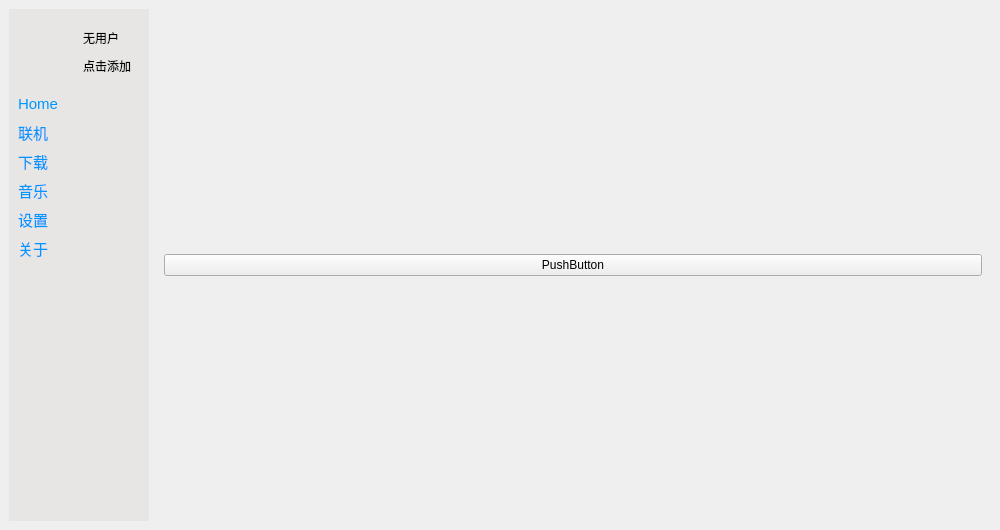
Before: the Qt Designer form UI/MOS_UI.ui in David-xian66/Minecraft-Optimal-Starter_2, drawn with Qt 5.
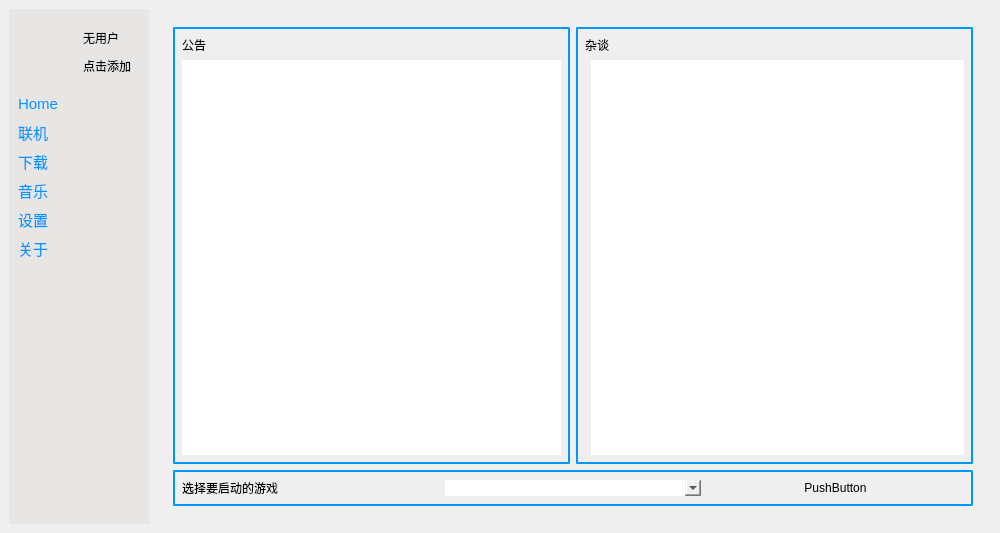
After: the same form once the commit is applied. Icons and pictures are not drawn.

Commit message: 5.31_UI更新

```diff
--- a/UI/MOS_UI.ui
+++ b/UI/MOS_UI.ui
@@ -10,9 +10,15 @@
     <x>0</x>
     <y>0</y>
     <width>1000</width>
-    <height>530</height>
+    <height>533</height>
    </rect>
   </property>
+  <property name="minimumSize">
+   <size>
+    <width>1000</width>
+    <height>533</height>
+   </size>
+  </property>
   <property name="windowTitle">
    <string>MainWindow</string>
   </property>
@@ -23,10 +29,125 @@
       <widget class="QWidget" name="page">
        <layout class="QGridLayout" name="gridLayout_2">
         <item row="0" column="0">
-         <widget class="QPushButton" name="pushButton">
-          <property name="text">
-           <string>PushButton</string>
+         <widget class="QScrollArea" name="scrollArea">
+          <property name="sizePolicy">
+           <sizepolicy hsizetype="Expanding" vsizetype="Expanding">
+            <horstretch>0</horstretch>
+            <verstretch>1</verstretch>
+           </sizepolicy>
           </property>
+          <property name="minimumSize">
+           <size>
+            <width>790</width>
+            <height>0</height>
+           </size>
+          </property>
+          <property name="styleSheet">
+           <string notr="true">border-style:none;</string>
+          </property>
+          <property name="widgetResizable">
+           <bool>true</bool>
+          </property>
+          <widget class="QWidget" name="scrollAreaWidgetContents">
+           <property name="geometry">
+            <rect>
+             <x>0</x>
+             <y>0</y>
+             <width>790</width>
+             <height>485</height>
+            </rect>
+           </property>
+           <layout class="QGridLayout" name="gridLayout_7">
+            <item row="0" column="0">
+             <widget class="QWidget" name="widget_3" native="true">
+              <property name="styleSheet">
+               <string notr="true">border:2px double rgb(0, 150, 255);</string>
+              </property>
+              <layout class="QGridLayout" name="gridLayout_5">
+               <item row="0" column="0">
+                <widget class="QLabel" name="label_4">
+                 <property name="styleSheet">
+                  <string notr="true">border-style:none;</string>
+                 </property>
+                 <property name="text">
+                  <string>公告</string>
+                 </property>
+                </widget>
+               </item>
+               <item row="1" column="0">
+                <widget class="QTextBrowser" name="textBrowser">
+                 <property name="styleSheet">
+                  <string notr="true">border-style:none;</string>
+                 </property>
+                </widget>
+               </item>
+              </layout>
+             </widget>
+            </item>
+            <item row="0" column="1">
+             <widget class="QWidget" name="widget_4" native="true">
+              <property name="styleSheet">
+               <string notr="true">border:2px double rgb(0, 150, 255);</string>
+              </property>
+              <layout class="QGridLayout" name="gridLayout_6">
+               <item row="1" column="1">
+                <widget class="QTextBrowser" name="textBrowser_2">
+                 <property name="styleSheet">
+                  <string notr="true">border-style:none;</string>
+                 </property>
+                </widget>
+               </item>
+               <item row="0" column="0" colspan="2">
+                <widget class="QLabel" name="label_5">
+                 <property name="styleSheet">
+                  <string notr="true">border-style:none;</string>
+                 </property>
+                 <property name="text">
+                  <string>杂谈</string>
+                 </property>
+                </widget>
+               </item>
+              </layout>
+             </widget>
+            </item>
+            <item row="1" column="0" colspan="2">
+             <widget class="QWidget" name="widget_5" native="true">
+              <property name="styleSheet">
+               <string notr="true">border:2px double rgb(0, 150, 255);</string>
+              </property>
+              <layout class="QHBoxLayout" name="horizontalLayout">
+               <item>
+                <widget class="QLabel" name="label_3">
+                 <property name="styleSheet">
+                  <string notr="true">border-style:none;</string>
+                 </property>
+                 <property name="text">
+                  <string>选择要启动的游戏</string>
+                 </property>
+                </widget>
+               </item>
+               <item>
+                <widget class="QComboBox" name="comboBox">
+                 <property name="styleSheet">
+                  <string notr="true">border-style:none;</string>
+                 </property>
+                </widget>
+               </item>
+               <item>
+                <widget class="QPushButton" name="pushButton">
+                 <property name="styleSheet">
+                  <string notr="true">border-style:none;</string>
+                 </property>
+                 <property name="text">
+                  <string>PushButton</string>
+                 </property>
+                </widget>
+               </item>
+              </layout>
+             </widget>
+            </item>
+           </layout>
+          </widget>
          </widget>
         </item>
        </layout>
```
Left out of the diff: 11 changed lines with no effect on the pictures. The commit also changes 2 other files.
